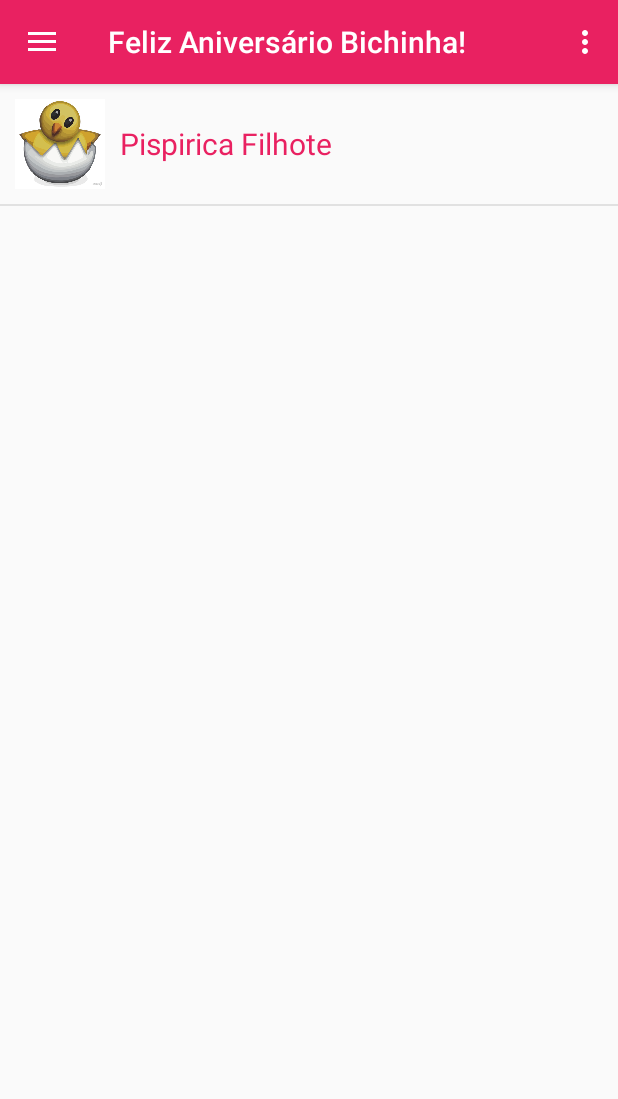
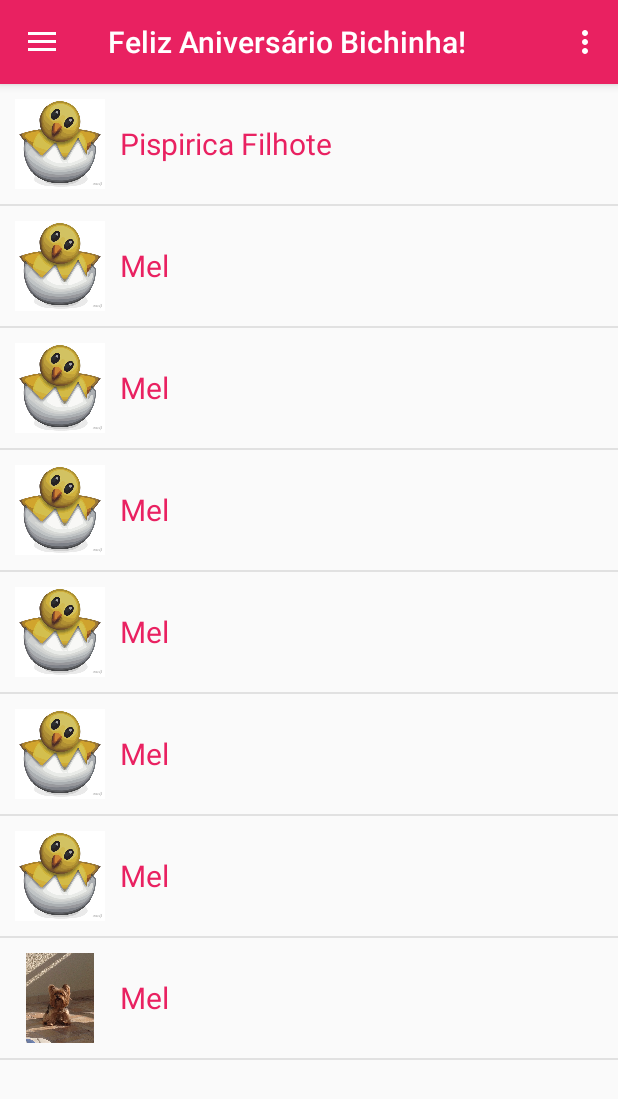
Before and after one commit to othman853/misterious-app, an Android app: the screen it shows after launch (MainActivity), after a tap on "Bichinhos", on a phone screen of 412 x 824 dp. Shown: the top 1099 px of the screen. Run offline under Robolectric (Android 15) with nearby library versions, the phone set to English and light mode, and no system bars; 1 other tap on this screen came first.

Commit message:
Full commit

```diff
--- a/app/src/main/java/com/example/yasser/myapplication/adapters/PetsListAdapter.java
+++ b/app/src/main/java/com/example/yasser/myapplication/adapters/PetsListAdapter.java
@@ -2,10 +2,12 @@ package com.example.yasser.myapplication.adapters;
 
 import android.app.Activity;
 import android.content.Context;
+import android.os.AsyncTask;
 import android.view.LayoutInflater;
 import android.view.View;
 import android.view.ViewGroup;
 import android.widget.BaseAdapter;
+import android.widget.ImageView;
 import android.widget.ListAdapter;
 import android.widget.TextView;
 
@@ -24,6 +26,9 @@ public class PetsListAdapter extends BaseAdapter {
     private final Activity activity;
     private List<Pet> pets;
     private LayoutInflater inflater;
+    private TextView petName;
+    private ImageView petPicture;
+    private View view;
 
     public PetsListAdapter(Activity activity) {
         this.activity = activity;
@@ -62,12 +67,35 @@ public class PetsListAdapter extends BaseAdapter {
             convertView = inflater.inflate(R.layout.pets_list_item, null);
         }
 
+        view = convertView;
+
         Pet pet = pets.get(position);
 
-        TextView petName = (TextView) convertView.findViewById(R.id.pet_name);
+        int id = convertView.getResources().getIdentifier(pet.getPictureId(), "drawable", activity.getPackageName());
+
+        petName = (TextView) convertView.findViewById(R.id.pet_name);
+        petPicture = (ImageView) convertView.findViewById(R.id.pet_picture);
+
+        new LoadItemsAsync().execute(id);
 
         petName.setText(pet.getName());
 
         return convertView;
     }
+
+    private class LoadItemsAsync extends AsyncTask<Integer , Integer, Integer> {
+
+
+        @Override
+        protected Integer doInBackground(Integer...id) {
+            return id[0];
+        }
+
+        @Override
+        protected void onPostExecute(Integer imageId) {
+            super.onPostExecute(imageId);
+
+            petPicture.setImageResource(imageId);
+        }
+    }
 }
--- a/app/src/main/java/com/example/yasser/myapplication/data/Pet.java
+++ b/app/src/main/java/com/example/yasser/myapplication/data/Pet.java
@@ -1,4 +1,6 @@
 package com.example.yasser.myapplication.data;
+
+import android.util.Log;
 
 /**
  * Created by yasser on 10/28/15.
@@ -61,6 +63,8 @@ public class Pet {
         naturalHabitat = data[2];
         eatingHabits = data[3];
         pictureId = data[4];
+
+        Log.wtf("Picture ID", pictureId);
         return this;
     }
 }
--- a/app/src/main/java/com/example/yasser/myapplication/data/Poetry.java
+++ b/app/src/main/java/com/example/yasser/myapplication/data/Poetry.java
@@ -1,9 +1,11 @@
 package com.example.yasser.myapplication.data;
+
+import java.io.Serializable;
 
 /**
  * Created by yasser on 10/28/15.
  */
-public class Poetry {
+public class Poetry implements Serializable{
 
     private String title;
     private String content;
--- a/app/src/main/res/values/pets.xml
+++ b/app/src/main/res/values/pets.xml
@@ -1,6 +1,13 @@
 <?xml version="1.0" encoding="utf-8"?>
 <resources>
     <string-array name="pets">
-        <item>Pispirica Filhote | Bichinha fofinha | Passo Fundo | Comidinhas | pispirica_filhote</item>
+        <item>Pispirica Filhote | A bichinha mais fofinha do mundo! Possui o canto mais fofo das florestas: "Sou Joseane pispirica safadinha!" | Passo Fundo | O hábito alimentar deste bichinho é curioso, pois ele se alimenta pouco, como um passarinho. Ainda assim, a Pispirica Filhote continua lindinha do seu jeito.|pispirica_filhote</item>
+        <item>Mel | Amor em forma de pêlo e fofura! | Passo Fundo | Ração e às vezes maçãs|mel</item>
+        <item>Mel | Amor em forma de pêlo e fofura! | Passo Fundo | Ração e às vezes maçãs|mel</item>
+        <item>Mel | Amor em forma de pêlo e fofura! | Passo Fundo | Ração e às vezes maçãs|mel</item>
+        <item>Mel | Amor em forma de pêlo e fofura! | Passo Fundo | Ração e às vezes maçãs|mel</item>
+        <item>Mel | Amor em forma de pêlo e fofura! | Passo Fundo | Ração e às vezes maçãs|mel</item>
+        <item>Mel | Amor em forma de pêlo e fofura! | Passo Fundo | Ração e às vezes maçãs|mel</item>
+        <item>Mel | Amor em forma de pêlo e fofura! | Passo Fundo | Ração e às vezes maçãs|mel</item>
     </string-array>
 </resources>
```
Also changed, not shown: app/src/main/java/com/example/yasser/myapplication/sections/PoetryFragment.java (+13 -2 lines), app/src/main/java/com/example/yasser/myapplication/sections/internals/PoetryInternalFragment.java (+7 -0 lines), app/src/main/res/layout/poetry_fragment.xml (+6 -1 lines), app/src/main/res/layout/poetry_internal.xml (+6 -2 lines), app/src/main/res/drawable/mel.jpg (added), app/src/main/res/drawable/pispirica_filhote.jpg (added).
